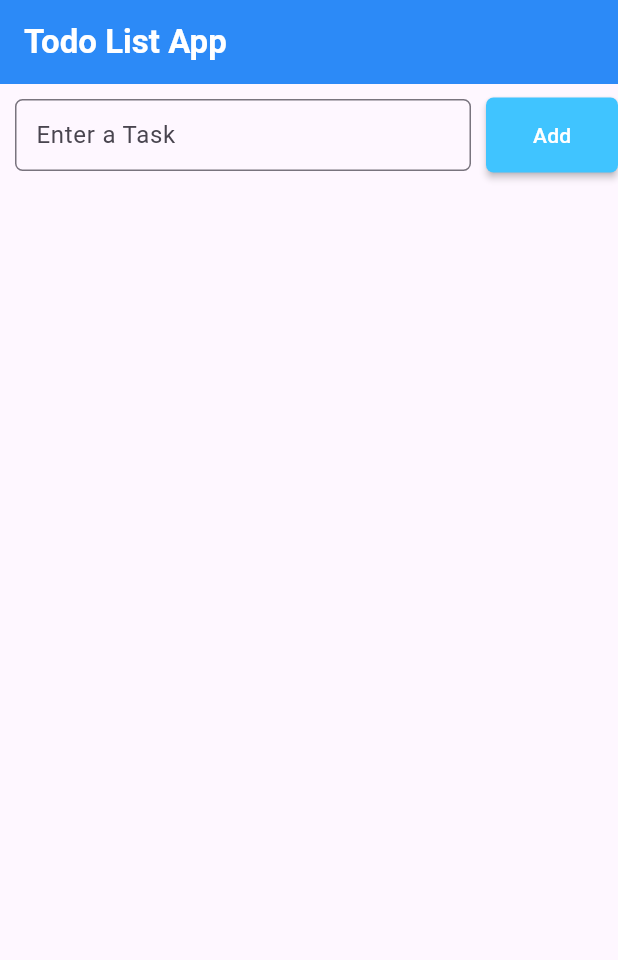
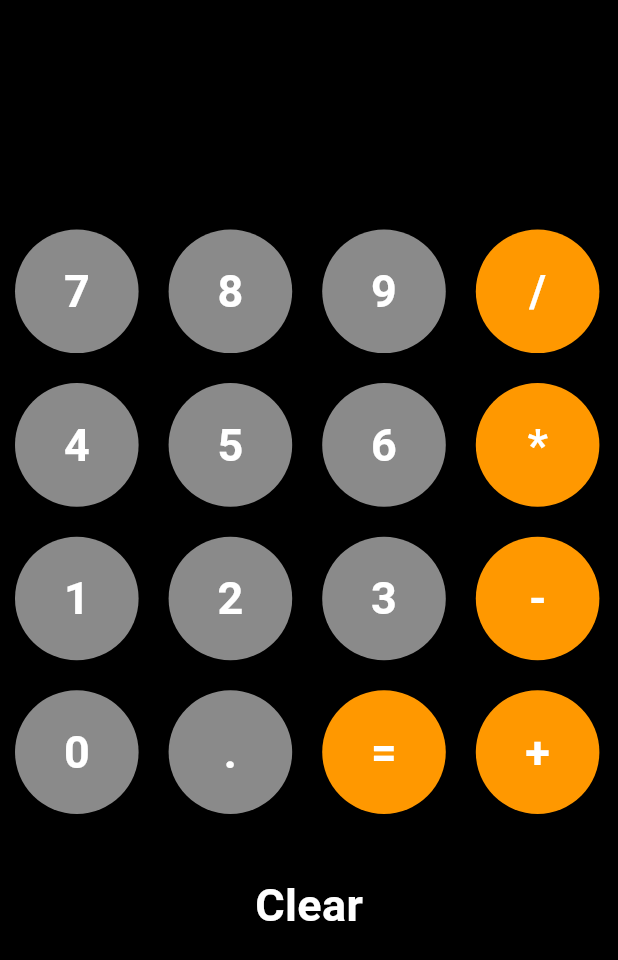
Before and after one commit to Threshik/Flutter_Practice, a Flutter app: the screen it shows after launch, on a phone screen of 412 x 824 dp. Shown: the top 960 px of the screen. Run offline on Flutter 3.47's test engine with Material 3 defaults, Android fonts, the phone set to English and light mode, and no system bars.

Commit message:
Calculator Application

```diff
--- a/lib/main.dart
+++ b/lib/main.dart
@@ -6,96 +6,154 @@ void main() {
 
 class MainApp extends StatefulWidget {
   @override
-  State<StatefulWidget> createState() {
-    return MainAppState();
-  }
+  State<MainApp> createState() => _MainAppState();
 }
 
-class MainAppState extends State<MainApp> {
-  String displayData = "No data found";
-  TextEditingController textEditingController = TextEditingController();
-  List<String> taskList = [];
+class _MainAppState extends State<MainApp> {
+  double size = 0;
+  String inputValue = "";
+  String calculatedValue="";
+  String operator ="";
 
   @override
   Widget build(BuildContext context) {
+    size = MediaQuery.of(context).size.width / 5;
     return MaterialApp(
       home: Scaffold(
-        appBar: AppBar(
-          title: Text(
-            "Todo List App",
-            style: TextStyle(color: Colors.white, fontWeight: FontWeight.bold),
-          ),
-          backgroundColor: const Color.fromARGB(255, 44, 138, 247),
-        ),
+        backgroundColor: Colors.black,
         body: Column(
           children: [
-            Row(
+            Container(
+              alignment: Alignment.bottomRight,
+              child: Text(
+                inputValue,
+                style: TextStyle(fontSize: 100, color: Colors.white),
+              ),
+            ),
+
+            Column(
               children: [
-                //expaned for row
-                Expanded(
-                  child: Container(
-                    padding: EdgeInsets.all(10),
-                    child: TextField(
-                      controller: textEditingController,
-                      decoration: InputDecoration(
-                        contentPadding: EdgeInsets.all(10),
-                        border: OutlineInputBorder(
-                          borderRadius: BorderRadius.circular(5),
-                        ),
-                        label: Text("Enter a Task"),
-                        hintStyle: TextStyle(fontSize: 16),
-                      ),
-                    ),
-                  ),
+                Row(
+                  children: [
+                    calcButton("7", Colors.white54),
+                    calcButton("8", Colors.white54),
+                    calcButton("9", Colors.white54),
+                    calcButton("/", Colors.orange),
+                  ],
                 ),
-                MaterialButton(
-                  color: Colors.lightBlueAccent,
-                  padding: EdgeInsets.all(10),
-                  height: 50,
-                  shape: RoundedRectangleBorder(
-                    borderRadius: BorderRadiusGeometry.circular(5),
-                  ),
-                  onPressed: () {
-                    setState(() {
-                      taskList.add(textEditingController.text);
-                      textEditingController.clear();
-                    });
-                  },
-                  child: Text("Add", style: TextStyle(color: Colors.white)),
+                Row(
+                  children: [
+                    calcButton("4", Colors.white54),
+                    calcButton("5", Colors.white54),
+                    calcButton("6", Colors.white54),
+                    calcButton("*", Colors.orange),
+                  ],
+                ),
+                Row(
+                  children: [
+                    calcButton("1", Colors.white54),
+                    calcButton("2", Colors.white54),
+                    calcButton("3", Colors.white54),
+                    calcButton("-", Colors.orange),
+                  ],
+                ),
+                Row(
+                  children: [
+                    calcButton("0", Colors.white54),
+                    calcButton(".", Colors.white54),
+                    calcButton("=", Colors.orange),
+                    calcButton("+", Colors.orange),
+                  ],
                 ),
               ],
             ),
-
-            //flexible for column
-            Flexible(
-              child: ListView.builder(
-                itemCount: taskList.length,
-                itemBuilder: (context, index) {
-                   return Row(
-                    children: [
-                      Expanded(
-                        child: Container(
-                          padding: EdgeInsets.all(10),
-                          child: Text(taskList[index]),
-                        ),
-                      ),
-                      MaterialButton(
-                        child: Icon(Icons.delete, color: Colors.red),
-
-                        onPressed: () {
-                          setState(() {
-                            taskList.removeAt(index);
-                          });
-                        },
-                      ),
-                    ],
-                  );
-                },
-              ),
-            ),
+            calcButton("Clear", Colors.black),
           ],
         ),
       ),
     );
   }
+
+  Widget calcButton(String text, Color bgcolor) {
+    return InkWell(
+      onTap: () {
+        if (text == "Clear") {
+          setState(() {
+            inputValue = "";
+            calculatedValue="";
+            operator="";
+          });
+        }
+        else if(text == "+" || text == "-" || text == "*" || text == "/"){
+          setState(() {
+            //first time operator is entered
+            if(calculatedValue.isEmpty){
+              calculatedValue=inputValue;
+            }
+            else{
+              double calc = double.parse(calculatedValue);
+              double inp = double.parse(inputValue);
+
+              if(operator=="+"){
+                calc+=inp;
+              }
+              else if(operator=="-"){
+                calc-=inp;
+              }
+              else if(operator=="*"){
+                calc*=inp;
+              }
+              else if(operator=="/"){
+                calc/=inp;
+              }
+              calculatedValue = calc.toString();
+              inputValue=""; //clr for nxt num
+              operator=text; // store new operator
+            }
+          });
+        }
+        else if(text=="="){
+          setState(() {
+           if (calculatedValue.isNotEmpty && inputValue.isNotEmpty) {
+              double calc = double.parse(calculatedValue);
+              double inp = double.parse(inputValue);
+
+              if (operator == "+") calc += inp;
+              else if (operator == "-") calc -= inp;
+              else if (operator == "*") calc *= inp;
+              else if (operator == "/") calc /= inp;
+
+              inputValue = calc.toString();
+              calculatedValue = ""; // reset after equal
+              operator = "";
+           }
+          });
+        }
+        else {
+          setState(() {
+            inputValue = inputValue + text;
+          });
+        }
+      },
+      child: Container(
+        height: size,
+        width: size,
+        margin: EdgeInsets.all(10),
+
+        alignment: Alignment.center,
+        decoration: BoxDecoration(
+          borderRadius: BorderRadius.circular(100),
+          color: bgcolor,
+        ),
+        child: Text(
+          text,
+          style: TextStyle(
+            fontSize: 30,
+            color: Colors.white,
+            fontWeight: FontWeight.bold,
+          ),
+        ),
+      ),
+    );
+  }
 }
```
Also changed, not shown: 2 other files.
